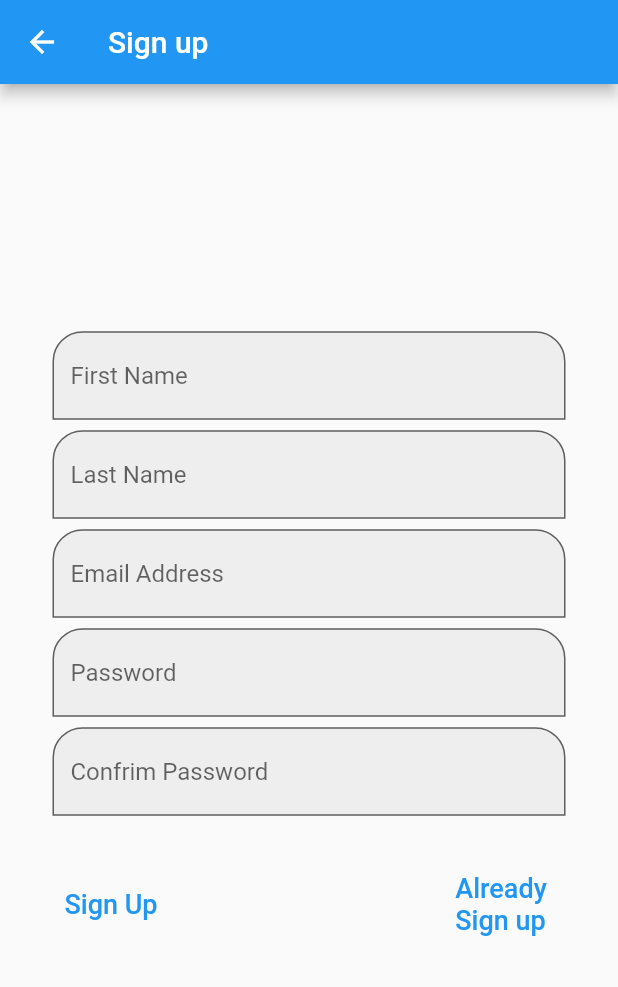
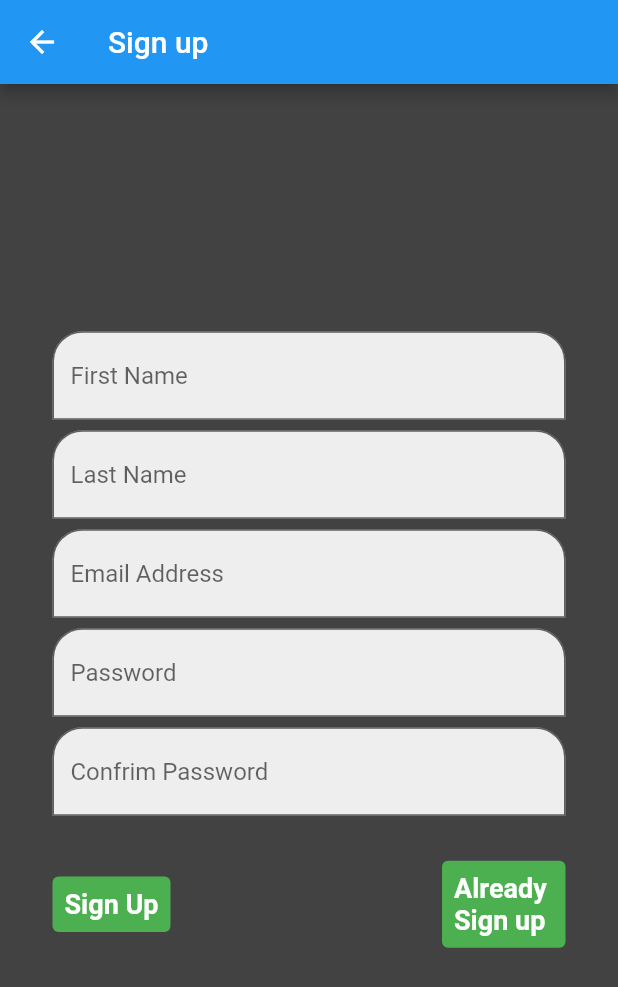
Before and after one commit to mnumairqureshi/shopping, a Flutter app: the screen it shows after launch, after a tap on "Create an Account", on a phone screen of 412 x 824 dp. Shown: the top 987 px of the screen. Run offline on Flutter 3.47's test engine with Material 2 defaults, Android fonts, the phone set to English and light mode, and no system bars; our stand-ins replace firebase_auth, firebase_core, flutter_pw_validator, fluttertoast; accounts and stored records are empty; network calls fail.

Commit message:
successful login

```diff
--- a/lib/cart.dart
+++ b/lib/cart.dart
@@ -1,6 +1,7 @@
 import 'package:flutter/material.dart';
 import 'package:shopping/data/menu_items.dart';
 import 'package:shopping/model/menu_item.dart';
+import 'package:shopping/myDrawer.dart';
 
 class Cart extends StatefulWidget {
   const Cart({Key? key}) : super(key: key);
--- a/lib/home.dart
+++ b/lib/home.dart
@@ -1,6 +1,7 @@
 import 'package:flutter/material.dart';
 import 'package:shopping/data/menu_items.dart';
 import 'package:shopping/model/menu_item.dart';
+import 'package:shopping/myDrawer.dart';
 
 class Home extends StatefulWidget {
   const Home({Key? key}) : super(key: key);
--- a/lib/login.dart
+++ b/lib/login.dart
@@ -31,28 +31,34 @@ class _LoginState extends State<Login> {
         context,
         MaterialPageRoute(builder: (context) => Home()),
       );
+
       Fluttertoast.showToast(msg: "Logged in");
 
-      // if(userCredential != null){
+      //   if(userCredential != null){
       //   FirebaseFirestore firestore = FirebaseFirestore.instance;
       //   FirebaseFirestore.instance.collection('userdatashot snap){
 
     } on FirebaseAuthException catch (e) {
       if (e.code == 'user-not-found') {
-        Navigator.pop(context);
-        Fluttertoast.showToast(msg: 'No user found for that email.');
+        Navigator.push(
+            context, MaterialPageRoute(builder: (context) => Signup()));
+        Fluttertoast.showToast(
+            msg: 'No user found for that email.\nPlease Create New Account');
       } else if (e.code == 'wrong-password') {
-        Navigator.pop(context);
-        Fluttertoast.showToast(msg: 'Wrong password provided for that user.');
+        Navigator.push(
+            context, MaterialPageRoute(builder: (context) => Login()));
+        Fluttertoast.showToast(
+            msg:
+                'Wrong password provided for that user.\nPlease Sign In Again');
       }
     }
   }
 
   @override
   Widget build(BuildContext context) {
-    return Container(
-        child: Scaffold(
-      // drawer: Drawer(child: Mydrawer()),
+    return Scaffold(
+      // drawer: const Mydrawer(),
+
       drawer: Drawer(
         child: ListView(
           children: [
@@ -151,7 +157,7 @@ class _LoginState extends State<Login> {
                     ),
                     TextField(
                         controller: passwdtxt,
-                        obscureText: false,
+                        obscureText: true,
                         decoration: InputDecoration(
                             labelText: "Password",
                             fillColor: Colors.grey.shade200,
@@ -165,22 +171,20 @@ class _LoginState extends State<Login> {
                     const SizedBox(
                       height: 1,
                     ),
-                    // FlutterPwValidator(
-                    //     width: 400,
-                    //     height: 70,
-                    //     minLength: 7,
-                    //     uppercaseCharCount: 1,
-                    //     numericCharCount: 2,
-                    //     successColor: Colors.green,
-                    //     failureColor: Colors.red,
-                    //     // specialCharCount: 1,
-                    //     onSuccess: () {
-                    //       Navigator.pushNamed(context, 'home');
-                    //       // print("Matched");
-                    //       // Scaffold.of(context).showSnackBar(
-                    //       //     SnackBar(content: Text("Password is matched")));
-                    //     },
-                    //     controller: passwdtxt),
+                    FlutterPwValidator(
+                        width: 400,
+                        height: 70,
+                        minLength: 8,
+                        successColor: Colors.green,
+                        failureColor: Colors.red,
+                        // specialCharCount: 1,
+                        onSuccess: () {
+                          // Navigator.pushNamed(context, 'home');
+                          // print("Matched");
+                          // Scaffold.of(context).showSnackBar(
+                          //     SnackBar(content: Text("Password is matched")));
+                        },
+                        controller: passwdtxt),
                     const SizedBox(
                       height: 125,
                     ),
@@ -247,7 +251,7 @@ class _LoginState extends State<Login> {
           ],
         ),
       ),
-    ));
+    );
   }
 }
 
--- a/lib/signup.dart
+++ b/lib/signup.dart
@@ -29,6 +29,7 @@ class _SignupState extends State<Signup> {
   @override
   Widget build(BuildContext context) {
     return Scaffold(
+      backgroundColor: Colors.grey.shade800,
       appBar: AppBar(
         title: Text("Sign up"),
       ),
@@ -114,20 +115,30 @@ class _SignupState extends State<Signup> {
                 mainAxisAlignment: MainAxisAlignment.spaceBetween,
                 children: [
                   TextButton(
+                      style:
+                          TextButton.styleFrom(backgroundColor: Colors.green),
                       onPressed: () {
                         signup();
                       },
                       child: Text(
                         "Sign Up",
-                        style: TextStyle(fontSize: 18),
+                        style: TextStyle(
+                            color: Colors.white,
+                            fontSize: 18,
+                            fontWeight: FontWeight.bold),
                       )),
                   TextButton(
+                      style:
+                          TextButton.styleFrom(backgroundColor: Colors.green),
                       onPressed: () {
                         Navigator.pushNamed(context, 'login');
                       },
                       child: Text(
                         "Already \nSign up",
-                        style: TextStyle(fontSize: 18),
+                        style: TextStyle(
+                            color: Colors.white,
+                            fontSize: 18,
+                            fontWeight: FontWeight.bold),
                       )),
                 ],
               )
```
